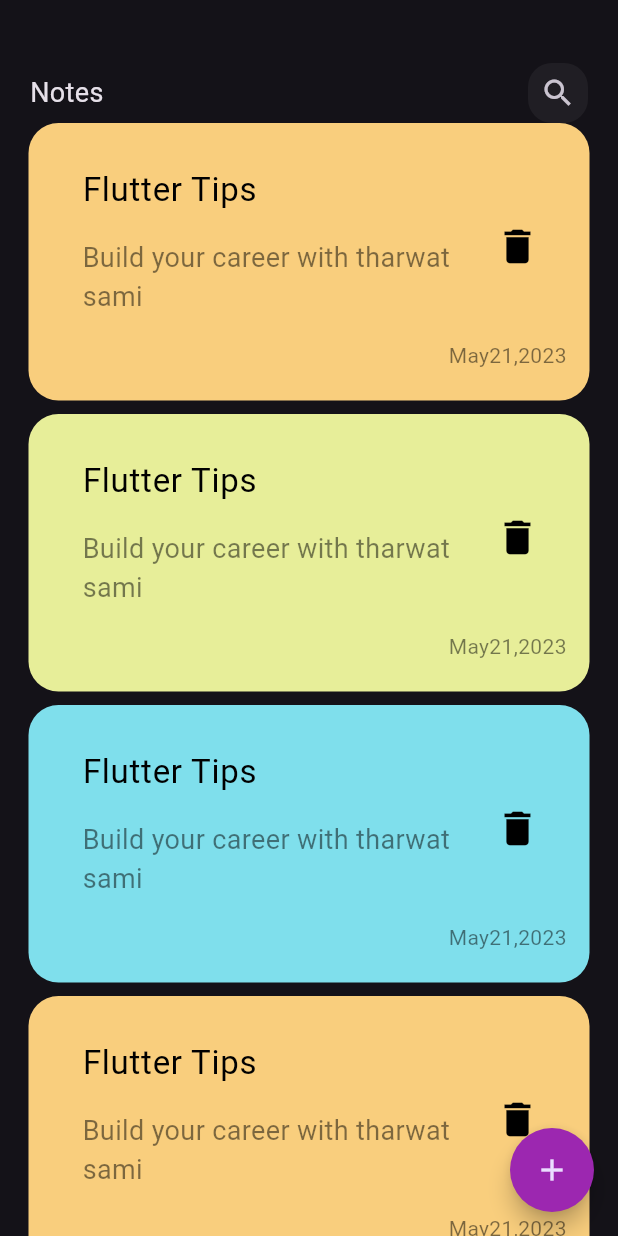
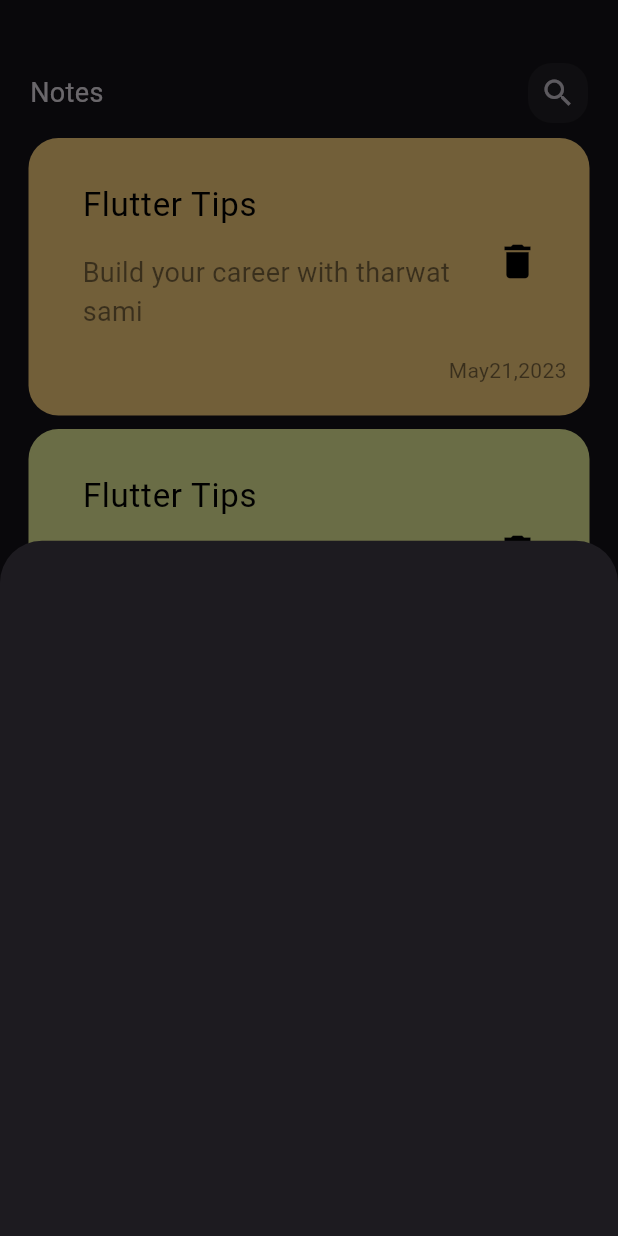
Before and after one commit to Abdullah537-studio/NoteApp, a Flutter app: the screen it shows after launch, after a tap on the "add" icon, on a phone screen of 412 x 824 dp. Run offline on Flutter 3.47's test engine with Material 3 defaults, Android fonts, the phone set to English and light mode, and no system bars.

Commit message:
add note buttom sheet

```diff
--- /dev/null
+++ b/lib/Widget/Add_note_buttom_sheet.dart
@@ -0,0 +1,10 @@
+import 'package:flutter/material.dart';
+
+class AddNoteButtomSheet extends StatelessWidget {
+  const AddNoteButtomSheet({super.key});
+
+  @override
+  Widget build(BuildContext context) {
+    return Container();
+  }
+}
--- a/lib/Widget/notes_lestView.dart
+++ b/lib/Widget/notes_listView.dart
@@ -10,12 +10,16 @@ class NotesListview extends StatelessWidget {
   ];
   @override
   Widget build(BuildContext context) {
-    return ListView.builder(
-      itemBuilder: (context, index) => NoteItem(
-        // لتكرار ال list السابقة
-        ColorCard: data[index % data.length],
+    return Padding(
+      padding: const EdgeInsets.symmetric(vertical: 10),
+      child: ListView.builder(
+        padding: EdgeInsets.zero,
+        itemBuilder: (context, index) => NoteItem(
+          // لتكرار ال list السابقة
+          ColorCard: data[index % data.length],
+        ),
+        itemCount: 6,
       ),
-      itemCount: 6,
     );
   }
 }
--- a/lib/Widget/notes_view_body.dart
+++ b/lib/Widget/notes_view_body.dart
@@ -1,6 +1,6 @@
 import 'package:flutter/material.dart';
 import 'package:flutter_to_do_list/Widget/custom_appBar.dart';
-import 'package:flutter_to_do_list/Widget/notes_lestView.dart';
+import 'package:flutter_to_do_list/Widget/notes_listView.dart';
 
 class NotesViewBodey extends StatelessWidget {
   const NotesViewBodey({super.key});
--- a/lib/views/notes_view.dart
+++ b/lib/views/notes_view.dart
@@ -1,4 +1,5 @@
 import 'package:flutter/material.dart';
+import 'package:flutter_to_do_list/Widget/Add_note_buttom_sheet.dart';
 import 'package:flutter_to_do_list/Widget/notes_view_body.dart';
 
 class NotesView extends StatelessWidget {
@@ -10,7 +11,12 @@ class NotesView extends StatelessWidget {
       floatingActionButton: FloatingActionButton(
         backgroundColor: Colors.purple,
         shape: const CircleBorder(),
-        onPressed: () {},
+        onPressed: () {
+          showModalBottomSheet(
+            context: context,
+            builder: (context) => AddNoteButtomSheet(),
+          );
+        },
         child: const Icon(
           Icons.add,
         ),
```
